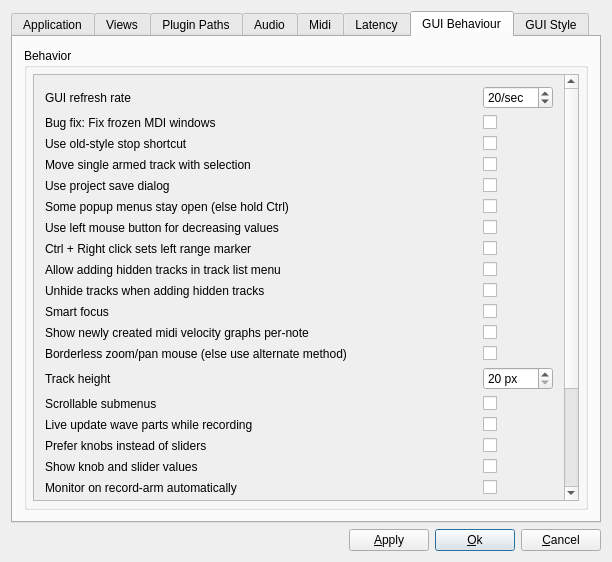
Qt form muse3/muse/components/gensetbase.ui (emrum/muse) before a commit.
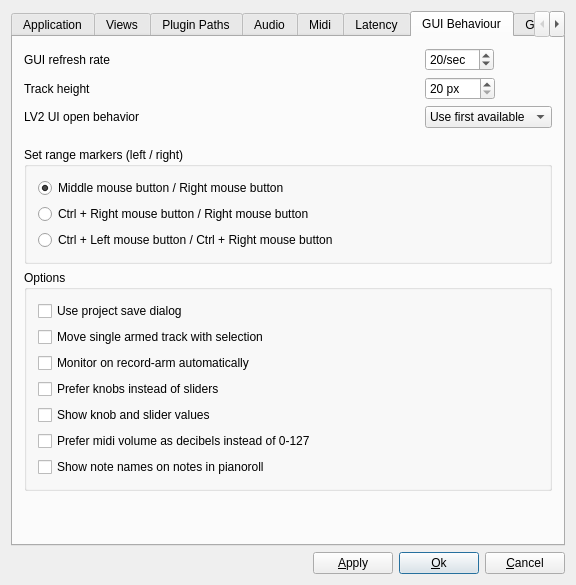
The same form after that commit. The open tabs and pages were chosen to show the change.

Commit message: Global settings - split up GUI options

What changed in the file:
```diff
--- a/muse3/muse/components/gensetbase.ui
+++ b/muse3/muse/components/gensetbase.ui
@@ -6,14 +6,61 @@
    <rect>
     <x>0</x>
     <y>0</y>
-    <width>612</width>
-    <height>562</height>
+    <width>576</width>
+    <height>585</height>
    </rect>
   </property>
   <property name="windowTitle">
    <string>MusE: Global Settings</string>
   </property>
-  <layout class="QGridLayout" name="gridLayout">
+  <layout class="QGridLayout" name="gridLayout_3">
+   <item row="1" column="0">
+    <layout class="QHBoxLayout" name="horizontalLayout">
+     <property name="spacing">
+      <number>6</number>
+     </property>
+     <item>
+      <spacer name="Spacer1">
+       <property name="orientation">
+        <enum>Qt::Horizontal</enum>
+       </property>
+       <property name="sizeType">
+        <enum>QSizePolicy::Expanding</enum>
+       </property>
+       <property name="sizeHint" stdset="0">
+        <size>
+         <width>20</width>
+         <height>20</height>
+        </size>
+       </property>
+      </spacer>
+     </item>
+     <item>
+      <widget class="QPushButton" name="applyButton">
+       <property name="text">
+        <string>&amp;Apply</string>
+       </property>
+      </widget>
+     </item>
+     <item>
+      <widget class="QPushButton" name="okButton">
+       <property name="text">
+        <string>&amp;Ok</string>
+       </property>
+       <property name="default">
+        <bool>true</bool>
+       </property>
+      </widget>
+     </item>
+     <item>
+      <widget class="QPushButton" name="cancelButton">
+       <property name="text">
+        <string>&amp;Cancel</string>
+       </property>
+      </widget>
+     </item>
+    </layout>
+   </item>
    <item row="0" column="0">
     <widget class="QTabWidget" name="TabWidget2">
      <property name="sizePolicy">
@@ -1870,6 +1917,287 @@
       <attribute name="title">
        <string>GUI Behaviour</string>
       </attribute>
+      <layout class="QVBoxLayout" name="verticalLayout_21">
+       <item>
+        <layout class="QGridLayout" name="gridLayout">
+         <item row="0" column="0">
+          <widget class="QLabel" name="TextLabel1">
+           <property name="text">
+            <string>GUI refresh rate</string>
+           </property>
+           <property name="wordWrap">
+            <bool>false</bool>
+           </property>
+          </widget>
+         </item>
+         <item row="0" column="1">
+          <widget class="QSpinBox" name="guiRefreshSelect">
+           <property name="sizePolicy">
+            <sizepolicy hsizetype="Maximum" vsizetype="Fixed">
+             <horstretch>0</horstretch>
+             <verstretch>0</verstretch>
+            </sizepolicy>
+           </property>
+           <property name="suffix">
+            <string>/sec</string>
+           </property>
+           <property name="minimum">
+            <number>2</number>
+           </property>
+           <property name="maximum">
+            <number>100</number>
+           </property>
+           <property name="value">
+            <number>20</number>
+           </property>
+          </widget>
+         </item>
+         <item row="1" column="0">
+          <widget class="QLabel" name="label_7">
+           <property name="text">
+            <string>Track height</string>
+           </property>
+          </widget>
+         </item>
+         <item row="1" column="1">
+          <widget class="QSpinBox" name="trackHeight">
+           <property name="sizePolicy">
+            <sizepolicy hsizetype="Maximum" vsizetype="Fixed">
+             <horstretch>0</horstretch>
+             <verstretch>0</verstretch>
+            </sizepolicy>
+           </property>
+           <property name="suffix">
+            <string> px</string>
+           </property>
+           <property name="minimum">
+            <number>20</number>
+           </property>
+           <property name="maximum">
+            <number>2000</number>
+           </property>
+           <property name="value">
+            <number>20</number>
+           </property>
+          </widget>
+         </item>
+         <item row="2" column="0">
+          <widget class="QLabel" name="label_11">
+           <property name="text">
+            <string>LV2 UI open behavior</string>
+           </property>
+          </widget>
+         </item>
+         <item row="2" column="1">
+          <widget class="QComboBox" name="lv2UiBehaviorComboBox">
+           <property name="sizePolicy">
+            <sizepolicy hsizetype="Maximum" vsizetype="Fixed">
+             <horstretch>0</horstretch>
+             <verstretch>0</verstretch>
+            </sizepolicy>
+           </property>
+           <item>
+            <property name="text">
+             <string>Use first available</string>
+            </property>
+           </item>
+           <item>
+            <property name="text">
+             <string>Ask once</string>
+            </property>
+           </item>
+           <item>
+            <property name="text">
+             <string>Ask always</string>
+            </property>
+           </item>
+          </widget>
+         </item>
+        </layout>
+       </item>
+       <item>
+        <spacer name="verticalSpacer_3">
+         <property name="orientation">
+          <enum>Qt::Vertical</enum>
+         </property>
+         <property name="sizeType">
+          <enum>QSizePolicy::Maximum</enum>
+         </property>
+         <property name="sizeHint" stdset="0">
+          <size>
+           <width>17</width>
+           <height>13</height>
+          </size>
+         </property>
+        </spacer>
+       </item>
+       <item>
+        <widget class="QGroupBox" name="groupBox">
+         <property name="sizePolicy">
+          <sizepolicy hsizetype="Preferred" vsizetype="Preferred">
+           <horstretch>0</horstretch>
+           <verstretch>0</verstretch>
+          </sizepolicy>
+         </property>
+         <property name="title">
+          <string>Set range markers (left / right)</string>
+         </property>
+         <layout class="QVBoxLayout" name="verticalLayout_4">
+          <item>
+           <widget class="QRadioButton" name="rangeMarkers1RadioButton">
+            <property name="text">
+             <string>Middle mouse button / Right mouse button</string>
+            </property>
+            <property name="checked">
+             <bool>true</bool>
+            </property>
+            <attribute name="buttonGroup">
+             <string notr="true">buttonGroup</string>
+            </attribute>
+           </widget>
+          </item>
+          <item>
+           <widget class="QRadioButton" name="rangeMarkers2RadioButton">
+            <property name="text">
+             <string>Ctrl + Right mouse button / Right mouse button</string>
+            </property>
+            <attribute name="buttonGroup">
+             <string notr="true">buttonGroup</string>
+            </attribute>
+           </widget>
+          </item>
+          <item>
+           <widget class="QRadioButton" name="rangeMarkers3RadioButton">
+            <property name="text">
+             <string>Ctrl + Left mouse button / Ctrl + Right mouse button</string>
+            </property>
+            <attribute name="buttonGroup">
+             <string notr="true">buttonGroup</string>
+            </attribute>
+           </widget>
+          </item>
+         </layout>
+        </widget>
+       </item>
+       <item>
+        <spacer name="verticalSpacer_2">
+         <property name="orientation">
+          <enum>Qt::Vertical</enum>
+         </property>
+         <property name="sizeType">
+          <enum>QSizePolicy::Maximum</enum>
+         </property>
+         <property name="sizeHint" stdset="0">
+          <size>
+           <width>17</width>
+           <height>0</height>
+          </size>
+         </property>
+        </spacer>
+       </item>
+       <item>
+        <widget class="QGroupBox" name="groupBoxOptions">
+         <property name="title">
+          <string>Options</string>
+         </property>
+         <layout class="QVBoxLayout" name="verticalLayout_23">
+          <item>
+           <widget class="QCheckBox" name="projectSaveCheckBox">
+            <property name="sizePolicy">
+             <sizepolicy hsizetype="Fixed" vsizetype="Fixed">
+              <horstretch>0</horstretch>
+              <verstretch>0</verstretch>
+             </sizepolicy>
+            </property>
+            <property name="text">
+             <string>Use project save dialog</string>
+            </property>
+           </widget>
+          </item>
+          <item>
+           <widget class="QCheckBox" name="moveArmedCheckBox">
+            <property name="sizePolicy">
+             <sizepolicy hsizetype="Fixed" vsizetype="Fixed">
+              <horstretch>0</horstretch>
+              <verstretch>0</verstretch>
+             </sizepolicy>
+            </property>
+            <property name="text">
+             <string>Move single armed track with selection</string>
+            </property>
+           </widget>
+          </item>
+          <item>
+           <widget class="QCheckBox" name="monitorOnRecordCheckBox">
+            <property name="toolTip">
+             <string>Whether record-arming a track 
+ automatically activates monitoring.</string>
+            </property>
+            <property name="text">
+             <string>Monitor on record-arm automatically</string>
+            </property>
+           </widget>
+          </item>
+          <item>
+           <widget class="QCheckBox" name="preferKnobsVsSlidersCheckBox">
+            <property name="toolTip">
+             <string>Whether to show knobs or sliders in certain places, for example mixer strips</string>
+            </property>
+            <property name="text">
+             <string>Prefer knobs instead of sliders</string>
+            </property>
+           </widget>
+          </item>
+          <item>
+           <widget class="QCheckBox" name="showControlValuesCheckBox">
+            <property name="toolTip">
+             <string>Whether to show knob and slider values in certain places, for example mixer strips.
+Turn off to reduce clutter.</string>
+            </property>
+            <property name="text">
+             <string>Show knob and slider values</string>
+            </property>
+           </widget>
+          </item>
+          <item>
+           <widget class="QCheckBox" name="preferMidiVolumeDbCheckBox">
+            <property name="toolTip">
+             <string/>
+            </property>
+            <property name="text">
+             <string>Prefer midi volume as decibels instead of 0-127</string>
+            </property>
+           </widget>
+          </item>
+          <item>
+           <widget class="QCheckBox" name="showNoteNamesCheckBox">
+            <property name="text">
+             <string>Show note names on notes in pianoroll</string>
+            </property>
+           </widget>
+          </item>
+         </layout>
+        </widget>
+       </item>
+       <item>
+        <spacer name="verticalSpacer_5">
+         <property name="orientation">
+          <enum>Qt::Vertical</enum>
+         </property>
+         <property name="sizeHint" stdset="0">
+          <size>
+           <width>20</width>
+           <height>40</height>
+          </size>
+         </property>
+        </spacer>
+       </item>
+      </layout>
+     </widget>
+     <widget class="QWidget" name="tabGuiTweaks">
+      <attribute name="title">
+       <string>GUI Tweaks</string>
+      </attribute>
       <layout class="QVBoxLayout" name="verticalLayout_3">
        <property name="spacing">
         <number>6</number>
@@ -1889,7 +2217,7 @@
        <item>
         <widget class="QGroupBox" name="groupBox">
          <property name="title">
-          <string>Behavior</string>
+          <string>Tweaks</string>
          </property>
          <layout class="QGridLayout" name="gridLayout7">
           <property name="leftMargin">
@@ -1917,19 +2245,13 @@
               <rect>
                <x>0</x>
                <y>0</y>
-               <width>534</width>
-               <height>588</height>
+               <width>512</width>
+               <height>444</height>
               </rect>
              </property>
              <layout class="QGridLayout" name="gridLayout_6">
-              <item row="1" column="2">
-               <widget class="QCheckBox" name="fixFrozenMDISubWindowsCheckBox">
-                <property name="sizePolicy">
-                 <sizepolicy hsizetype="Fixed" vsizetype="Fixed">
-                  <horstretch>0</horstretch>
-                  <verstretch>0</verstretch>
-                 </sizepolicy>
-                </property>
+              <item row="4" column="0" colspan="2">
+               <widget class="QLabel" name="label_2">
                 <property name="toolTip">
                  <string>Fix frozen MDI windows</string>
                 </property>
@@ -1942,90 +2264,24 @@
  occur, slowing the program somewhat.</string>
                 </property>
                 <property name="text">
-                 <string/>
-                </property>
-               </widget>
-              </item>
-              <item row="26" column="0">
-               <widget class="QLabel" name="label_23">
-                <property name="text">
-                 <string>Revert native GUI scaling for plugins in HiDPI</string>
-                </property>
-               </widget>
-              </item>
-              <item row="20" column="2">
-               <widget class="QCheckBox" name="preferMidiVolumeDbCheckBox">
-                <property name="toolTip">
-                 <string>Prefer midi volume as decibels 
- instead of 0-127.</string>
-                </property>
-                <property name="text">
-                 <string/>
-                </property>
-               </widget>
-              </item>
-              <item row="5" column="2">
-               <widget class="QCheckBox" name="projectSaveCheckBox">
-                <property name="sizePolicy">
-                 <sizepolicy hsizetype="Fixed" vsizetype="Fixed">
-                  <horstretch>0</horstretch>
-                  <verstretch>0</verstretch>
-                 </sizepolicy>
-                </property>
-                <property name="text">
-                 <string/>
-                </property>
-               </widget>
-              </item>
-              <item row="16" column="0">
-               <widget class="QLabel" name="label_10">
-                <property name="text">
-                 <string>Live update wave parts while recording</string>
-                </property>
-               </widget>
-              </item>
-              <item row="18" column="2">
-               <widget class="QCheckBox" name="showControlValuesCheckBox">
-                <property name="toolTip">
-                 <string>Whether to show knob and slider values in certain places, for example mixer strips.
-Turn off to reduce clutter.</string>
-                </property>
-                <property name="text">
-                 <string/>
-                </property>
-               </widget>
-              </item>
-              <item row="26" column="2">
-               <widget class="QCheckBox" name="revertPluginNativeGUIScalingCheckBox">
-                <property name="toolTip">
-                 <string>Revert native UI window HiDPI scaling (some plugins ignore this setting)</string>
-                </property>
-                <property name="text">
-                 <string/>
-                </property>
-               </widget>
-              </item>
-              <item row="18" column="0">
-               <widget class="QLabel" name="label_15">
-                <property name="text">
-                 <string>Show knob and slider values</string>
-                </property>
-               </widget>
-              </item>
-              <item row="8" column="2">
-               <widget class="QCheckBox" name="rangeMarkerWithoutMMBCheckBox">
-                <property name="sizePolicy">
-                 <sizepolicy hsizetype="Fixed" vsizetype="Fixed">
-                  <horstretch>0</horstretch>
-                  <verstretch>0</verstretch>
-                 </sizepolicy>
-                </property>
-                <property name="text">
-                 <string/>
+                 <string>Use left mouse button for decreasing values</string>
                 </property>
                </widget>
               </item>
               <item row="13" column="2">
+               <widget class="QCheckBox" name="lineEditStyleHackCheckBox">
+                <property name="toolTip">
+                 <string>Force line edit widgets to draw a frame at 
+ small sizes. Some styles refuse to draw 
+ the frame. This hack forces a frame to be 
+ drawn, but may interfere with other styles.</string>
+                </property>
+                <property name="text">
+                 <string/>
+                </property>
+               </widget>
+              </item>
+              <item row="9" column="2">
                <widget class="QCheckBox" name="borderlessMouseCheckBox">
                 <property name="toolTip">
                  <string>Enable borderless mouse.
@@ -2046,6 +2302,47 @@
                </widget>
               </item>
               <item row="6" column="2">
+               <widget class="QCheckBox" name="unhideTracksCheckBox">
+                <property name="text">
+                 <string/>
+                </property>
+               </widget>
+              </item>
+              <item row="15" column="2">
+               <widget class="QCheckBox" name="revertPluginNativeGUIScalingCheckBox">
+                <property name="toolTip">
+                 <string>Revert native UI window HiDPI scaling (some plugins ignore this setting)</string>
+                </property>
+                <property name="text">
+                 <string/>
+                </property>
+               </widget>
+              </item>
+              <item row="0" column="2">
+               <widget class="QCheckBox" name="fixFrozenMDISubWindowsCheckBox">
+                <property name="sizePolicy">
+                 <sizepolicy hsizetype="Fixed" vsizetype="Fixed">
+                  <horstretch>0</horstretch>
+                  <verstretch>0</verstretch>
+                 </sizepolicy>
+                </property>
+                <property name="toolTip">
+                 <string>Fix frozen MDI windows</string>
+                </property>
+                <property name="whatsThis">
+                 <string>With some themes like Breeze or Oxygen, 
+ MDI windows may be frozen and 
+ non-responsive to the mouse. 
+This option turns on a fix.
+Benign XCB connection errors may still 
+ occur, slowing the program somewhat.</string>
+                </property>
+                <property name="text">
+                 <string/>
+                </property>
+               </widget>
+              </item>
+              <item row="3" column="2">
                <widget class="QCheckBox" name="popsDefStayOpenCheckBox">
                 <property name="sizePolicy">
                  <sizepolicy hsizetype="Fixed" vsizetype="Fixed">
@@ -2062,143 +2359,41 @@
                 </property>
                </widget>
               </item>
-              <item row="15" column="0">
-               <widget class="QLabel" name="label_9">
-                <property name="text">
-                 <string>Scrollable submenus</string>
-                </property>
-               </widget>
-              </item>
-              <item row="12" column="2">
+              <item row="8" column="2">
                <widget class="QCheckBox" name="velocityPerNoteCheckBox">
                 <property name="text">
                  <string/>
                 </property>
                </widget>
               </item>
-              <item row="4" column="2">
-               <widget class="QCheckBox" name="moveArmedCheckBox">
-                <property name="sizePolicy">
-                 <sizepolicy hsizetype="Fixed" vsizetype="Fixed">
-                  <horstretch>0</horstretch>
-                  <verstretch>0</verstretch>
-                 </sizepolicy>
-                </property>
+              <item row="7" column="0" colspan="2">
+               <widget class="QLabel" name="label5">
                 <property name="text">
-                 <string/>
+                 <string>Smart focus</string>
                 </property>
-               </widget>
-              </item>
-              <item row="5" column="0">
-               <widget class="QLabel" name="textLabel1_4_3">
-                <property name="text">
-                 <string>Use project save dialog</string>
-                </property>
                 <property name="wordWrap">
                  <bool>false</bool>
                 </property>
                </widget>
               </item>
-              <item row="15" column="2">
-               <widget class="QCheckBox" name="scrollableSubmenusCheckbox">
+              <item row="16" column="0">
+               <widget class="QLabel" name="label_25">
                 <property name="text">
                  <string/>
                 </property>
                </widget>
               </item>
-              <item row="10" column="2">
-               <widget class="QCheckBox" name="unhideTracksCheckBox">
+              <item row="2" column="0">
+               <widget class="QLabel" name="textLabel1_4">
                 <property name="text">
                  <string/>
                 </property>
-               </widget>
-              </item>
-              <item row="14" column="2">
-               <widget class="QSpinBox" name="trackHeight">
-                <property name="suffix">
-                 <string> px</string>
-                </property>
-                <property name="minimum">
-                 <number>20</number>
-                </property>
-                <property name="maximum">
-                 <number>2000</number>
-                </property>
-                <property name="value">
-                 <number>20</number>
-                </property>
-               </widget>
-              </item>
-              <item row="17" column="2">
-               <widget class="QCheckBox" name="preferKnobsVsSlidersCheckBox">
-                <property name="toolTip">
-                 <string>Whether to show knobs or sliders in certain places, for example mixer strips</string>
-                </property>
-                <property name="text">
-                 <string/>
-                </property>
-               </widget>
-              </item>
-              <item row="20" column="0">
-               <widget class="QLabel" name="label_18">
-                <property name="text">
-                 <string>Prefer midi volume as decibels instead of 0-127</string>
-                </property>
-               </widget>
-              </item>
-              <item row="22" column="0">
-               <widget class="QLabel" name="label_17">
-                <property name="text">
-                 <string>Style hack: Force line edit widgets to draw a frame</string>
-                </property>
-               </widget>
-              </item>
-              <item row="17" column="0">
-               <widget class="QLabel" name="label_14">
-                <property name="text">
-                 <string>Prefer knobs instead of sliders</string>
+                <property name="wordWrap">
+                 <bool>false</bool>
                 </property>
                </widget>
               </item>
               <item row="0" column="0">
-               <widget class="QLabel" name="TextLabel1">
-                <property name="text">
-                 <string>GUI refresh rate</string>
-                </property>
-                <property name="wordWrap">
-                 <bool>false</bool>
-                </property>
-               </widget>
-              </item>
-              <item row="8" column="0" colspan="2">
-               <widget class="QLabel" name="label_3">
-                <property name="text">
-                 <string>Ctrl + Right click sets left range marker</string>
-                </property>
-               </widget>
-              </item>
-              <item row="9" column="0" colspan="2">
-               <widget class="QLabel" name="label_4">
-                <property name="text">
-                 <string>Allow adding hidden tracks in track list menu</string>
-                </property>
-               </widget>
-              </item>
-              <item row="10" column="0" colspan="2">
-               <widget class="QLabel" name="label_5">
-                <property name="text">
-                 <string>Unhide tracks when adding hidden tracks</string>
-                </property>
-               </widget>
-              </item>
-              <item row="9" column="2">
-               <widget class="QCheckBox" name="addHiddenCheckBox">
-                <property name="text">
-                 <string/>
-                </property>
-               </widget>
-              </item>
-              <item row="1" column="0">
                <widget class="QLabel" name="textLabel1_4_4">
                 <property name="text">
                  <string>Bug fix: Fix frozen MDI windows</string>
@@ -2208,62 +2403,61 @@
                 </property>
                </widget>
               </item>
-              <item row="25" column="1" colspan="2">
-               <widget class="QComboBox" name="lv2UiBehaviorComboBox">
-                <item>
-                 <property name="text">
-                  <string>Use first available</string>
-                 </property>
-                </item>
-                <item>
-                 <property name="text">
-                  <string>Ask once</string>
-                 </property>
-                </item>
-                <item>
-                 <property name="text">
-                  <string>Ask always</string>
-                 </property>
-                </item>
-               </widget>
-              </item>
-              <item row="7" column="0" colspan="2">
-               <widget class="QLabel" name="label_2">
-                <property name="toolTip">
-                 <string>In some areas, the middle mouse button decreases
-values, while the right button increases. Users without a
-middle mouse button can select this option to make the
-left button behave like the middle button in such areas.</string>
-                </property>
+              <item row="5" column="2">
+               <widget class="QCheckBox" name="addHiddenCheckBox">
                 <property name="text">
                  <string>Use left mouse button for decreasing values</string>
                 </property>
                </widget>
               </item>
-              <item row="0" column="2">
-               <widget class="QSpinBox" name="guiRefreshSelect">
-                <property name="suffix">
-                 <string>/sec</string>
+              <item row="2" column="2">
+               <widget class="QCheckBox" name="oldStyleStopCheckBox">
+                <property name="sizePolicy">
+                 <sizepolicy hsizetype="Fixed" vsizetype="Fixed">
+                  <horstretch>0</horstretch>
+                  <verstretch>0</verstretch>
+                 </sizepolicy>
                 </property>
-                <property name="minimum">
-                 <number>2</number>
+                <property name="text">
+                 <string/>
                 </property>
-                <property name="maximum">
-                 <number>100</number>
-                </property>
-                <property name="value">
-                 <number>20</number>
-                </property>
                </widget>
               </item>
-              <item row="25" column="0">
-               <widget class="QLabel" name="label_11">
+              <item row="10" column="0">
+               <widget class="QLabel" name="label_9">
                 <property name="text">
-                 <string>LV2 UI Open behavior</string>
+                 <string>Scrollable submenus</string>
                 </property>
                </widget>
               </item>
               <item row="7" column="2">
+               <widget class="QCheckBox" name="smartFocusCheckBox">
+                <property name="sizePolicy">
+                 <sizepolicy hsizetype="Fixed" vsizetype="Fixed">
+                  <horstretch>0</horstretch>
+                  <verstretch>0</verstretch>
+                 </sizepolicy>
+                </property>
+                <property name="toolTip">
+                 <string>Smart focus</string>
+                </property>
+                <property name="whatsThis">
+                 <string>After editing, controls will return
+ focus to their respective canvas</string>
+                </property>
+                <property name="text">
+                 <string/>
+                </property>
+               </widget>
+              </item>
+              <item row="5" column="0" colspan="2">
+               <widget class="QLabel" name="label_4">
+                <property name="text">
+                 <string>Allow adding hidden tracks in track list menu</string>
+                </property>
+               </widget>
+              </item>
+              <item row="4" column="2">
                <widget class="QCheckBox" name="lmbDecreasesCheckBox">
                 <property name="sizePolicy">
                  <sizepolicy hsizetype="Fixed" vsizetype="Fixed">
@@ -2289,38 +2483,52 @@
                 </property>
                </widget>
               </item>
-              <item row="3" column="0">
-               <widget class="QLabel" name="textLabel1_4">
+              <item row="11" column="2">
+               <widget class="QCheckBox" name="liveWaveUpdateCheckBox">
                 <property name="text">
-                 <string>Use old-style stop shortcut</string>
-                </property>
-                <property name="wordWrap">
-                 <bool>false</bool>
-                </property>
-               </widget>
-              </item>
-              <item row="23" column="2">
-               <widget class="QCheckBox" name="showNoteNamesCheckBox">
-                <property name="text">
                  <string/>
                 </property>
                </widget>
               </item>
-              <item row="12" column="0" colspan="2">
-               <widget class="QLabel" name="label_6">
-                <property name="text">
-                 <string>Show newly created midi velocity graphs per-note</string>
-                </property>
-               </widget>
-              </item>
-              <item row="14" column="0">
-               <widget class="QLabel" name="label_7">
-                <property name="text">
-                 <string>Track height</string>
-                </property>
-               </widget>
-              </item>
               <item row="6" column="0" colspan="2">
+               <widget class="QLabel" name="label_5">
+                <property name="text">
+                 <string>Unhide tracks when adding hidden tracks</string>
+                </property>
+               </widget>
+              </item>
+              <item row="13" column="0">
+               <widget class="QLabel" name="label_17">
+                <property name="text">
+                 <string>Style hack: Force line edit widgets to draw a frame</string>
+                </property>
+               </widget>
+              </item>
+              <item row="16" column="2">
+               <widget class="QCheckBox" name="openMDIWinMaximizedCheckBox">
+                <property name="toolTip">
+                 <string>Revert native UI window HiDPI scaling (some plugins ignore this setting)</string>
+                </property>
+                <property name="text">
+                 <string/>
+                </property>
+               </widget>
+              </item>
+              <item row="10" column="2">
+               <widget class="QCheckBox" name="scrollableSubmenusCheckbox">
+                <property name="text">
+                 <string/>
+                </property>
+               </widget>
+              </item>
+              <item row="11" column="0">
+               <widget class="QLabel" name="label_10">
+                <property name="text">
+                 <string>Live update wave parts while recording</string>
+                </property>
+               </widget>
+              </item>
+              <item row="3" column="0" colspan="2">
                <widget class="QLabel" name="TextLabel1_3">
                 <property name="toolTip">
                  <string/>
@@ -2330,81 +2538,7 @@
                 </property>
                </widget>
               </item>
-              <item row="19" column="0">
-               <widget class="QLabel" name="label_16">
-                <property name="text">
-                 <string>Monitor on record-arm automatically</string>
-                </property>
-               </widget>
-              </item>
-              <item row="23" column="0">
-               <widget class="QLabel" name="label_19">
-                <property name="text">
-                 <string>Show note names on notes in pianoroll</string>
-                </property>
-               </widget>
-              </item>
-              <item row="4" column="0" colspan="2">
-               <widget class="QLabel" name="textLabel1_4_2">
-                <property name="text">
-                 <string>Move single armed track with selection</string>
-                </property>
-                <property name="wordWrap">
-                 <bool>false</bool>
-                </property>
-               </widget>
-              </item>
-              <item row="16" column="2">
-               <widget class="QCheckBox" name="liveWaveUpdateCheckBox">
-                <property name="text">
-                 <string/>
-                </property>
-               </widget>
-              </item>
-              <item row="11" column="2">
-               <widget class="QCheckBox" name="smartFocusCheckBox">
-                <property name="sizePolicy">
-                 <sizepolicy hsizetype="Fixed" vsizetype="Fixed">
-                  <horstretch>0</horstretch>
-                  <verstretch>0</verstretch>
-                 </sizepolicy>
-                </property>
-                <property name="toolTip">
-                 <string>Smart focus</string>
-                </property>
-                <property name="whatsThis">
-                 <string>After editing, controls will return
- focus to their respective canvas</string>
-                </property>
-                <property name="text">
-                 <string/>
-                </property>
-               </widget>
-              </item>
-              <item row="3" column="2">
-               <widget class="QCheckBox" name="oldStyleStopCheckBox">
-                <property name="sizePolicy">
-                 <sizepolicy hsizetype="Fixed" vsizetype="Fixed">
-                  <horstretch>0</horstretch>
-                  <verstretch>0</verstretch>
-                 </sizepolicy>
-                </property>
-                <property name="text">
-                 <string/>
-                </property>
-               </widget>
-              </item>
-              <item row="11" column="0" colspan="2">
-               <widget class="QLabel" name="label5">
-                <property name="text">
-                 <string>Smart focus</string>
-                </property>
-                <property name="wordWrap">
-                 <bool>false</bool>
-                </property>
-               </widget>
-              </item>
-              <item row="13" column="0" colspan="2">
+              <item row="9" column="0" colspan="2">
                <widget class="QLabel" name="label_8">
                 <property name="toolTip">
                  <string/>
@@ -2417,31 +2551,10 @@
                 </property>
                </widget>
               </item>
-              <item row="19" column="2">
-               <widget class="QCheckBox" name="monitorOnRecordCheckBox">
-                <property name="toolTip">
-                 <string>Whether record-arming a track 
- automatically activates monitoring.</string>
-                </property>
+              <item row="8" column="0" colspan="2">
+               <widget class="QLabel" name="label_6">
                 <property name="text">
-                 <string/>
-                </property>
-               </widget>
-              </item>
-              <item row="27" column="0">
-               <widget class="QLabel" name="label_25">
-                <property name="text">
-                 <string>Open MDI subwindows maximized</string>
-                </property>
-               </widget>
-              </item>
-              <item row="27" column="2">
-               <widget class="QCheckBox" name="openMDIWinMaximizedCheckBox">
-                <property name="toolTip">
-                 <string>Revert native UI window HiDPI scaling (some plugins ignore this setting)</string>
-                </property>
-                <property name="text">
-                 <string/>
+                 <string>Show newly created midi velocity graphs per-note</string>
                 </property>
                </widget>
               </item>
@@ -2529,53 +2642,6 @@
      </widget>
     </widget>
    </item>
-   <item row="1" column="0">
-    <layout class="QHBoxLayout" name="horizontalLayout">
-     <property name="spacing">
-      <number>6</number>
-     </property>
-     <item>
-      <spacer name="Spacer1">
-       <property name="orientation">
-        <enum>Qt::Horizontal</enum>
-       </property>
-       <property name="sizeType">
-        <enum>QSizePolicy::Expanding</enum>
-       </property>
-       <property name="sizeHint" stdset="0">
-        <size>
-         <width>20</width>
-         <height>20</height>
-        </size>
-       </property>
-      </spacer>
-     </item>
-     <item>
-      <widget class="QPushButton" name="applyButton">
-       <property name="text">
-        <string>&amp;Apply</string>
-       </property>
-      </widget>
-     </item>
-     <item>
-      <widget class="QPushButton" name="okButton">
-       <property name="text">
-        <string>&amp;Ok</string>
-       </property>
-       <property name="default">
-        <bool>true</bool>
-       </property>
-      </widget>
-     </item>
-     <item>
-      <widget class="QPushButton" name="cancelButton">
-       <property name="text">
-        <string>&amp;Cancel</string>
-       </property>
-      </widget>
-     </item>
-    </layout>
-   </item>
   </layout>
  </widget>
  <layoutdefault spacing="6" margin="11"/>
```
Left out of the diff: 44 changed lines with no effect on the pictures. The commit also changes 8 other files.
